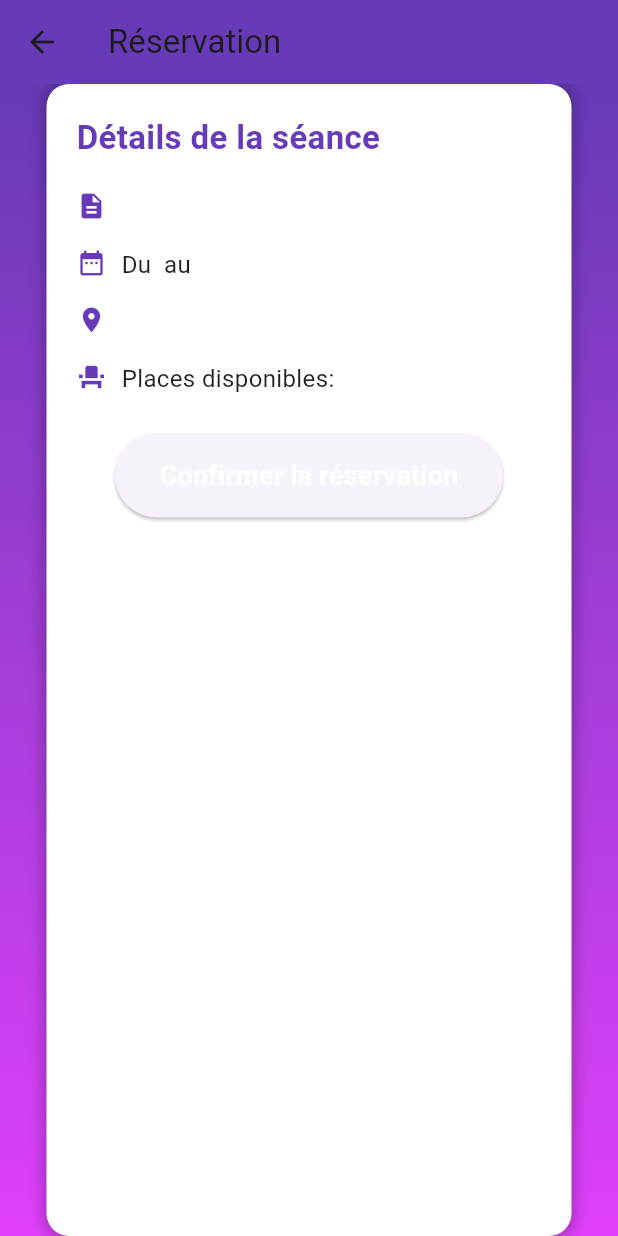
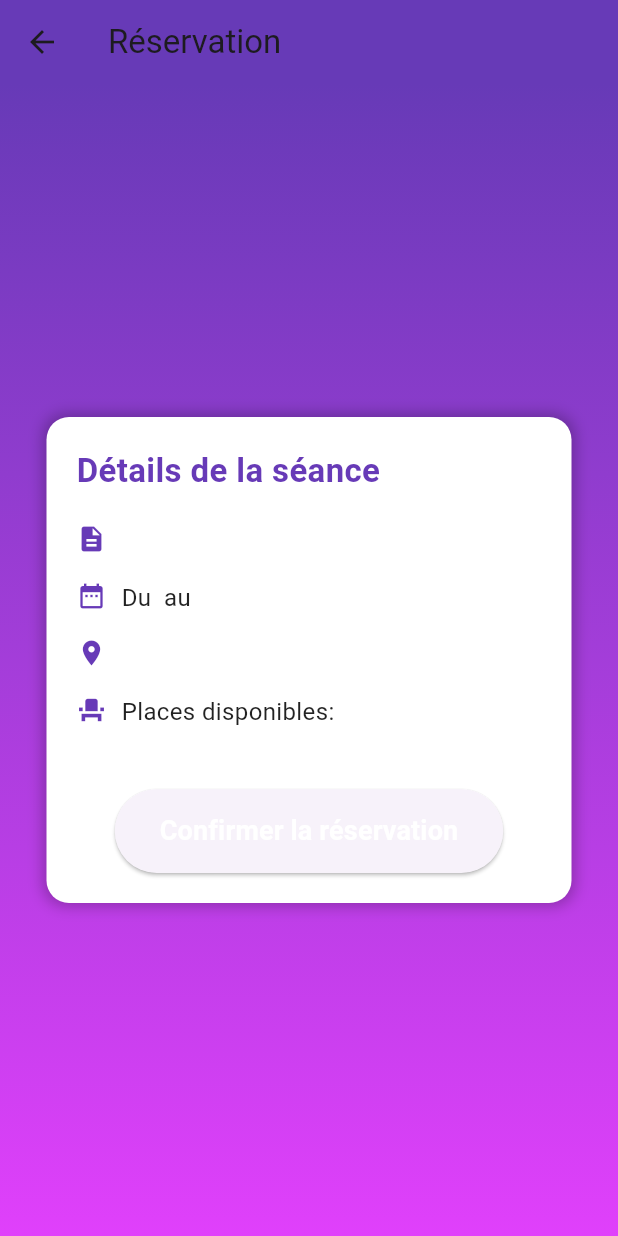
Before and after one commit to FlavienNouet/MyApp, a Flutter app: the ReservationScreen screen opened directly with empty values, on a phone screen of 412 x 824 dp. Run offline on Flutter 3.47's test engine with Material 3 defaults, Android fonts, the phone set to English and light mode, and no system bars; our stand-ins replace shared_preferences; accounts and stored records are empty; network calls fail.

```diff
--- a/lib/historique.dart
+++ b/lib/historique.dart
@@ -52,7 +52,7 @@ class _HistoryScreenState extends State<HistoryScreen> {
     return Scaffold(
       appBar: AppBar(
         backgroundColor: Colors.deepPurple,
-        title: Text('Historique', style: TextStyle(color: Colors.white)),
+        title: Text('Liste des Séances', style: TextStyle(color: Colors.white)),
         automaticallyImplyLeading: false, // Désactive le bouton de retour automatique
       ),
       body: Container(
--- a/lib/home_screen.dart
+++ b/lib/home_screen.dart
@@ -40,9 +40,9 @@ class _HomeScreenState extends State<HomeScreen> {
         selectedItemColor: Colors.white,
         unselectedItemColor: Colors.grey,
         items: [
-          BottomNavigationBarItem(icon: Icon(Icons.history), label: 'Historique'),
+          BottomNavigationBarItem(icon: Icon(Icons.book), label: 'Séances'),
           BottomNavigationBarItem(icon: Icon(Icons.home), label: 'Accueil'),
-          BottomNavigationBarItem(icon: Icon(Icons.chat), label: 'Réservation'),
+          BottomNavigationBarItem(icon: Icon(Icons.check_circle), label: 'Mes Réservations'),
         ],
         currentIndex: _currentIndex, // Index actuel dans la barre de navigation
         onTap: (int index) {
--- a/lib/reserv.dart
+++ b/lib/reserv.dart
@@ -1,45 +1,48 @@
 import 'package:flutter/material.dart';
 import 'dart:convert';
 import 'package:http/http.dart' as http;
-import 'package:shared_preferences/shared_preferences.dart';
-import 'historique.dart';
 import 'confirmation.dart';
 
-// Import des écrans
-import 'main.dart'; // Assurez-vous d'importer votre écran principal
-import 'profile.dart'; // Assurez-vous d'importer votre écran de profil
-
-// Ecran de réservation
 class ReservationScreen extends StatelessWidget {
   final dynamic video;
 
   ReservationScreen({required this.video});
 
-  Future<void> bookSeance(int idUtilisateur, int idSeance) async {
+  Future<void> bookSeance(int idUtilisateur, int idSeance, BuildContext context) async {
     final url = Uri.parse('http://localhost:1234/user/bookSeance');
 
-    // Requête POST pour réserver la séance
+    try {
       final response = await http.post(
         url,
         headers: {'Content-Type': 'application/json'},
-      body: json.encode({
-        'id_utilisateur': idUtilisateur,
-        'id_seance': idSeance,
-      }),
+        body: json.encode({'id_utilisateur': idUtilisateur, 'id_seance': idSeance}),
       );
 
       if (response.statusCode == 200) {
-      print('Séance réservée avec succès!');
+        ScaffoldMessenger.of(context).showSnackBar(
+          SnackBar(content: Text('Séance réservée avec succès !')),
+        );
+
+        Navigator.push(
+          context,
+          MaterialPageRoute(builder: (context) => ConfirmationScreen()),
+        );
       } else {
-      print('Erreur lors de la réservation');
+        ScaffoldMessenger.of(context).showSnackBar(
+          SnackBar(content: Text('Erreur lors de la réservation')),
+        );
+      }
+    } catch (e) {
+      ScaffoldMessenger.of(context).showSnackBar(
+        SnackBar(content: Text('Impossible de se connecter au serveur')),
+      );
     }
   }
 
   @override
   Widget build(BuildContext context) {
-    // Remplacez ceci par l'ID de l'utilisateur
-    int idUtilisateur = 1; // Exemple d'ID utilisateur
-    int idSeance = video['id']; // L'ID de la séance
+    int idUtilisateur = 1; // À remplacer avec l'ID utilisateur réel
+    int idSeance = video['id'];
 
     return Scaffold(
       appBar: AppBar(
@@ -49,7 +52,7 @@ class ReservationScreen extends StatelessWidget {
       body: Container(
         decoration: BoxDecoration(
           gradient: LinearGradient(
-            colors: [Colors.deepPurple, Colors.purpleAccent], // Dégradé violet
+            colors: [Colors.deepPurple, Colors.purpleAccent],
             begin: Alignment.topCenter,
             end: Alignment.bottomCenter,
           ),
@@ -59,114 +62,36 @@ class ReservationScreen extends StatelessWidget {
             width: 350,
             padding: EdgeInsets.all(20),
             decoration: BoxDecoration(
-              color: Colors.white,  // Boîte blanche
+              color: Colors.white,
               borderRadius: BorderRadius.circular(15),
-              boxShadow: [
-                BoxShadow(
-                  color: Colors.black26,
-                  blurRadius: 8,
-                  spreadRadius: 2,
-                ),
-              ],
+              boxShadow: [BoxShadow(color: Colors.black26, blurRadius: 8, spreadRadius: 2)],
             ),
             child: Column(
               crossAxisAlignment: CrossAxisAlignment.start,
+              mainAxisSize: MainAxisSize.min,
               children: [
                 Text(
                   'Détails de la séance',
-                  style: TextStyle(
-                    fontSize: 22,
-                    fontWeight: FontWeight.bold,
-                    color: Colors.deepPurple,
-                  ),
+                  style: TextStyle(fontSize: 22, fontWeight: FontWeight.bold, color: Colors.deepPurple),
                 ),
                 SizedBox(height: 20),
-                // Description
-                Row(
-                  crossAxisAlignment: CrossAxisAlignment.start,
-                  children: [
-                    Icon(Icons.description, color: Colors.deepPurple, size: 20),
-                    SizedBox(width: 10),
-                    Expanded(
-                      child: Text(
-                        video['description'] ?? 'Description indisponible',
-                        style: TextStyle(fontSize: 16, color: Colors.black87),
-                      ),
-                    ),
-                  ],
-                ),
-                SizedBox(height: 15),
-                // Date de début et fin
-                Row(
-                  crossAxisAlignment: CrossAxisAlignment.start,
-                  children: [
-                    Icon(Icons.date_range, color: Colors.deepPurple, size: 20),
-                    SizedBox(width: 10),
-                    Expanded(
-                      child: Text(
-                        "Du ${video['dateDebut']} au ${video['dateFin']}",
-                        style: TextStyle(fontSize: 16, color: Colors.black87),
-                      ),
-                    ),
-                  ],
-                ),
-                SizedBox(height: 15),
-                // Lieu
-                Row(
-                  crossAxisAlignment: CrossAxisAlignment.start,
-                  children: [
-                    Icon(Icons.location_on, color: Colors.deepPurple, size: 20),
-                    SizedBox(width: 10),
-                    Expanded(
-                      child: Text(
-                        video['lieu'] ?? 'Lieu non spécifié',
-                        style: TextStyle(fontSize: 16, color: Colors.black87),
-                      ),
-                    ),
-                  ],
-                ),
-                SizedBox(height: 15),
-                // Nombre de places disponibles
-                Row(
-                  crossAxisAlignment: CrossAxisAlignment.start,
-                  children: [
-                    Icon(Icons.event_seat, color: Colors.deepPurple, size: 20),
-                    SizedBox(width: 10),
-                    Expanded(
-                      child: Text(
-                        "Places disponibles: ${video['nombrePlaces'] ?? 'N/A'}",
-                        style: TextStyle(fontSize: 16, color: Colors.black87),
-                      ),
-                    ),
-                  ],
-                ),
+                buildDetailRow(Icons.description, video['description'] ?? 'Description indisponible'),
+                buildDetailRow(Icons.date_range, "Du ${video['dateDebut']} au ${video['dateFin']}"),
+                buildDetailRow(Icons.location_on, video['lieu'] ?? 'Lieu non spécifié'),
+                buildDetailRow(Icons.event_seat, "Places disponibles: ${video['nombrePlaces'] ?? 'N/A'}"),
                 SizedBox(height: 25),
-                // Bouton de réservation
                 Center(
                   child: ElevatedButton(
                     onPressed: () async {
-                      // Confirmer la réservation et appeler la fonction bookSeance
-                      await bookSeance(idUtilisateur, idSeance);
-
-                      // Redirection vers la page de confirmation
-                      Navigator.push(
-                        context,
-                        MaterialPageRoute(builder: (context) => ConfirmationScreen()),
-                      );
+                      await bookSeance(idUtilisateur, idSeance, context);
                     },
                     style: ElevatedButton.styleFrom(
                       padding: EdgeInsets.symmetric(horizontal: 30, vertical: 15),
-                      shape: RoundedRectangleBorder(
-                        borderRadius: BorderRadius.circular(30),
-                      ),
+                      shape: RoundedRectangleBorder(borderRadius: BorderRadius.circular(30)),
                     ),
                     child: Text(
                       'Confirmer la réservation',
-                      style: TextStyle(
-                        fontSize: 18,
-                        fontWeight: FontWeight.bold,
-                        color: Colors.white,
-                      ),
+                      style: TextStyle(fontSize: 18, fontWeight: FontWeight.bold, color: Colors.white),
                     ),
                   ),
                 ),
@@ -177,4 +102,23 @@ class ReservationScreen extends StatelessWidget {
       ),
     );
   }
+
+  Widget buildDetailRow(IconData icon, String text) {
+    return Padding(
+      padding: const EdgeInsets.only(bottom: 15),
+      child: Row(
+        crossAxisAlignment: CrossAxisAlignment.start,
+        children: [
+          Icon(icon, color: Colors.deepPurple, size: 20),
+          SizedBox(width: 10),
+          Expanded(
+            child: Text(
+              text,
+              style: TextStyle(fontSize: 16, color: Colors.black87),
+            ),
+          ),
+        ],
+      ),
+    );
   }
+}
```
Also changed, not shown: lib/confirmation.dart (+35 -33 lines), lib/profile.dart (+97 -59 lines). Lines whose indentation alone changed are shown as unchanged.
